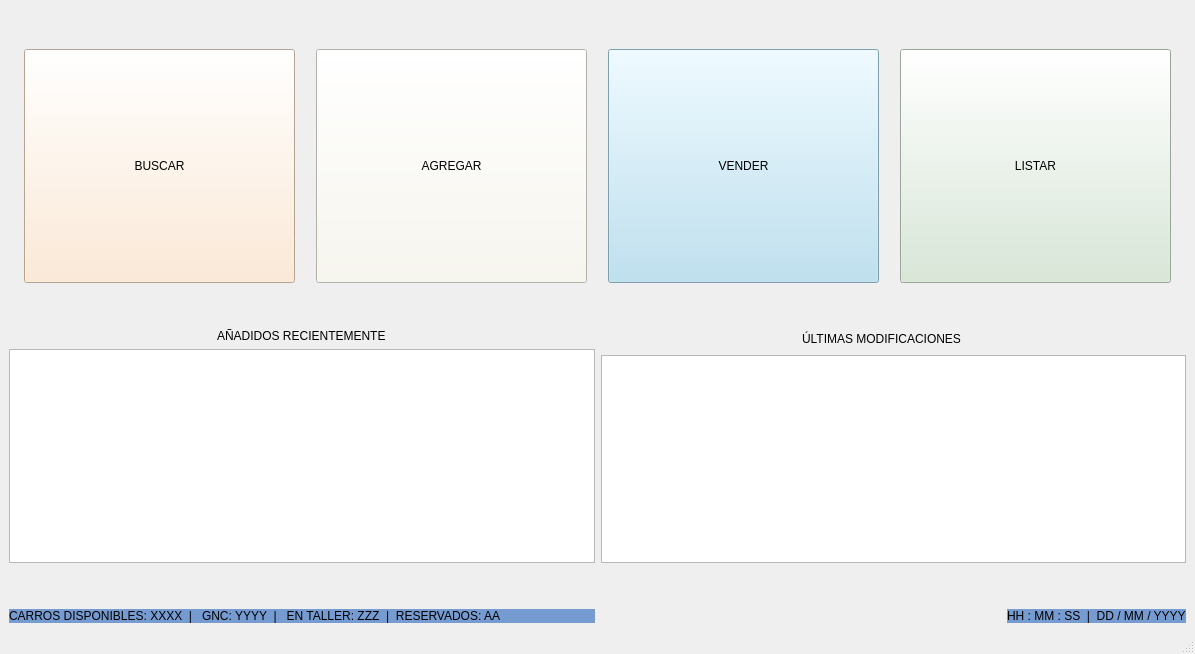
Qt form window.ui (RicardoGonVi/autos-luis-gui) before a commit.
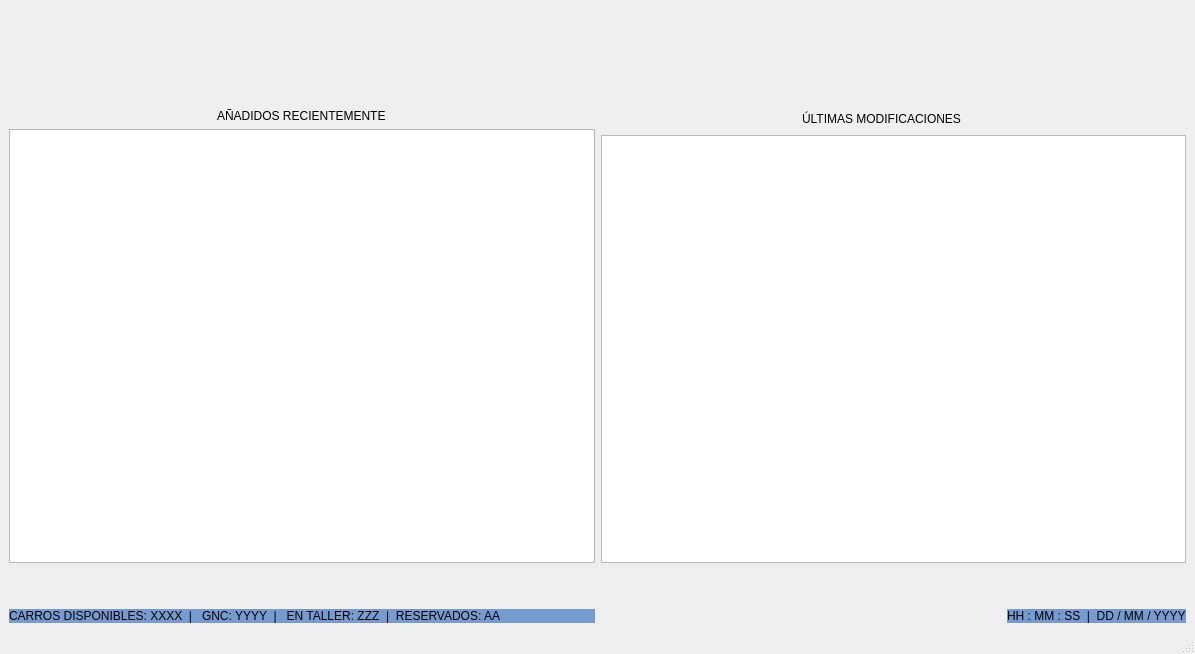
The same form after that commit.

Commit message: Add image-buttons to main interface

Patch:
```diff
--- a/window.ui
+++ b/window.ui
@@ -145,168 +145,6 @@
     </item>
     <item row="1" column="0">
      <layout class="QHBoxLayout" name="horizontalLayout">
-      <item>
-       <spacer name="horizontalSpacer_4">
-        <property name="orientation">
-         <enum>Qt::Orientation::Horizontal</enum>
-        </property>
-        <property name="sizeType">
-         <enum>QSizePolicy::Policy::Maximum</enum>
-        </property>
-        <property name="sizeHint" stdset="0">
-         <size>
-          <width>15</width>
-          <height>20</height>
-         </size>
-        </property>
-       </spacer>
-      </item>
-      <item>
-       <widget class="QPushButton" name="pushButton">
-        <property name="sizePolicy">
-         <sizepolicy hsizetype="MinimumExpanding" vsizetype="MinimumExpanding">
-          <horstretch>0</horstretch>
-          <verstretch>0</verstretch>
-         </sizepolicy>
-        </property>
-        <property name="styleSheet">
-         <string notr="true">background-color: rgb(255, 230, 204);
-color: rgb(0, 0, 0);</string>
-        </property>
-        <property name="text">
-         <string>BUSCAR</string>
-        </property>
-        <property name="iconSize">
-         <size>
-          <width>20</width>
-          <height>30</height>
-         </size>
-        </property>
-       </widget>
-      </item>
-      <item>
-       <spacer name="horizontalSpacer_2">
-        <property name="orientation">
-         <enum>Qt::Orientation::Horizontal</enum>
-        </property>
-        <property name="sizeType">
-         <enum>QSizePolicy::Policy::Maximum</enum>
-        </property>
-        <property name="sizeHint" stdset="0">
-         <size>
-          <width>15</width>
-          <height>20</height>
-         </size>
-        </property>
-       </spacer>
-      </item>
-      <item>
-       <widget class="QPushButton" name="pushButton_2">
-        <property name="sizePolicy">
-         <sizepolicy hsizetype="MinimumExpanding" vsizetype="MinimumExpanding">
-          <horstretch>0</horstretch>
-          <verstretch>0</verstretch>
-         </sizepolicy>
-        </property>
-        <property name="styleSheet">
-         <string notr="true">background-color: rgb(249, 247, 237);
-color: rgb(0, 0, 0);</string>
-        </property>
-        <property name="text">
-         <string>AGREGAR</string>
-        </property>
-        <property name="iconSize">
-         <size>
-          <width>20</width>
-          <height>30</height>
-         </size>
-        </property>
-       </widget>
-      </item>
-      <item>
-       <spacer name="horizontalSpacer_3">
-        <property name="orientation">
-         <enum>Qt::Orientation::Horizontal</enum>
-        </property>
-        <property name="sizeType">
-         <enum>QSizePolicy::Policy::Maximum</enum>
-        </property>
-        <property name="sizeHint" stdset="0">
-         <size>
-          <width>15</width>
-          <height>20</height>
-         </size>
-        </property>
-       </spacer>
-      </item>
-      <item>
-       <widget class="QPushButton" name="pushButton_3">
-        <property name="sizePolicy">
-         <sizepolicy hsizetype="MinimumExpanding" vsizetype="MinimumExpanding">
-          <horstretch>0</horstretch>
-          <verstretch>0</verstretch>
-         </sizepolicy>
-        </property>
-        <property name="acceptDrops">
-         <bool>false</bool>
-        </property>
-        <property name="styleSheet">
-         <string notr="true">background-color: rgb(177, 221, 240);
-color: rgb(0, 0, 0);</string>
-        </property>
-        <property name="text">
-         <string>VENDER</string>
-        </property>
-        <property name="iconSize">
-         <size>
-          <width>20</width>
-          <height>30</height>
-         </size>
-        </property>
-       </widget>
-      </item>
-      <item>
-       <spacer name="horizontalSpacer_5">
-        <property name="orientation">
-         <enum>Qt::Orientation::Horizontal</enum>
-        </property>
-        <property name="sizeType">
-         <enum>QSizePolicy::Policy::Maximum</enum>
-        </property>
-        <property name="sizeHint" stdset="0">
-         <size>
-          <width>15</width>
-          <height>20</height>
-         </size>
-        </property>
-       </spacer>
-      </item>
-      <item>
-       <widget class="QPushButton" name="pushButton_4">
-        <property name="sizePolicy">
-         <sizepolicy hsizetype="MinimumExpanding" vsizetype="MinimumExpanding">
-          <horstretch>0</horstretch>
-          <verstretch>0</verstretch>
-         </sizepolicy>
-        </property>
-        <property name="autoFillBackground">
-         <bool>false</bool>
-        </property>
-        <property name="styleSheet">
-         <string notr="true">background-color: rgb(213, 232, 212);
-color: rgb(0, 0, 0);</string>
-        </property>
-        <property name="text">
-         <string>LISTAR</string>
-        </property>
-        <property name="iconSize">
-         <size>
-          <width>20</width>
-          <height>30</height>
-         </size>
-        </property>
-       </widget>
-      </item>
       <item>
        <spacer name="horizontalSpacer">
         <property name="orientation">
```
Left out of the diff: 19 changed lines with no effect on the pictures. The commit also changes 1 other file.
